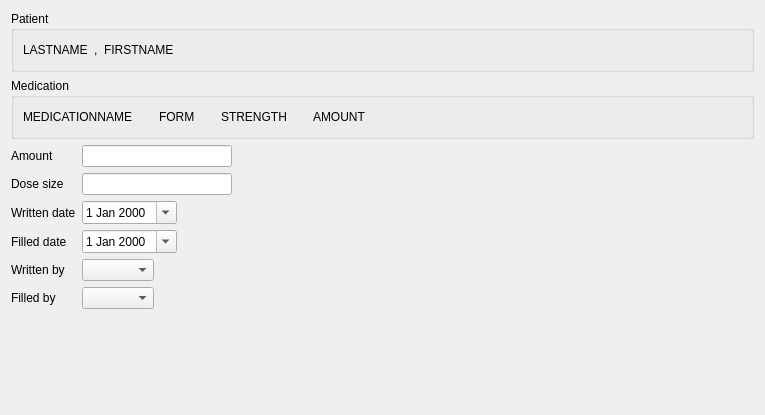
Old version of the form mtrack/apw_page01.ui in the repository kyledevans/Medicine-Track.
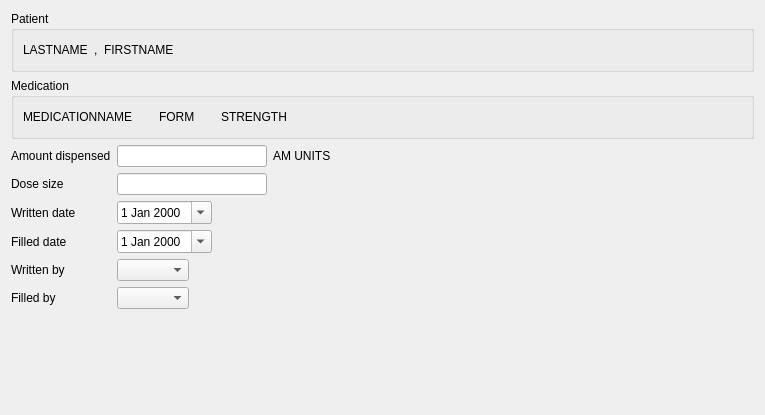
New version of the form.

Commit message: Specs changed again. 	modified:   mtrack/altermedicationwizard.cpp 	modified:   mtrack/apw_page01.cpp 	modified:   mtrack/apw_page01.ui 	modified:   mtrack/inventoryframe.cpp 	modified:   mtrack/medicationrecord.cpp 	modified:   mtrack/medicationrecord.h 	modified:   mtrack/medicationsframe.cpp 	modified:   mtrack/nmw_page00.cpp 	modified:   mtrack/nmw_page00.h 	modified:   mtrack/nmw_page00.ui

What changed in the file:
```diff
--- a/mtrack/apw_page01.ui
+++ b/mtrack/apw_page01.ui
@@ -117,30 +117,7 @@
        </widget>
       </item>
       <item>
-       <spacer name="horizontalSpacer_10">
-        <property name="orientation">
-         <enum>Qt::Horizontal</enum>
-        </property>
-        <property name="sizeType">
-         <enum>QSizePolicy::Fixed</enum>
-        </property>
-        <property name="sizeHint" stdset="0">
-         <size>
-          <width>20</width>
-          <height>20</height>
-         </size>
-        </property>
-       </spacer>
-      </item>
-      <item>
-       <widget class="QLabel" name="amountLabel">
-        <property name="text">
-         <string>AMOUNT</string>
-        </property>
-       </widget>
-      </item>
-      <item>
-       <spacer name="horizontalSpacer_11">
+       <spacer name="horizontalSpacer_3">
         <property name="orientation">
          <enum>Qt::Horizontal</enum>
         </property>
@@ -163,7 +140,7 @@
      <item row="0" column="0">
       <widget class="QLabel" name="amountLabel_2">
        <property name="text">
-        <string>Amount</string>
+        <string>Amount dispensed</string>
        </property>
       </widget>
      </item>
@@ -185,6 +162,13 @@
          </property>
         </widget>
        </item>
+       <item>
+        <widget class="QLabel" name="amUnitsLabel">
+         <property name="text">
+          <string>AM UNITS</string>
+         </property>
+        </widget>
+       </item>
        <item>
         <spacer name="horizontalSpacer_5">
          <property name="orientation">
```
The commit also changes 9 other files.
